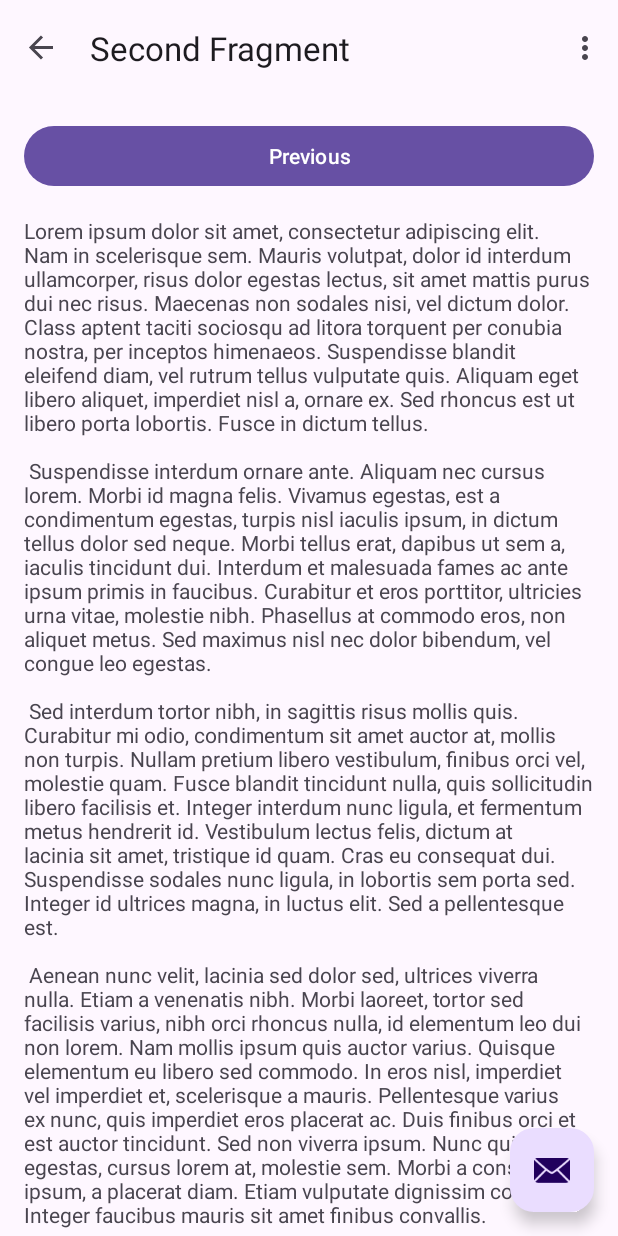
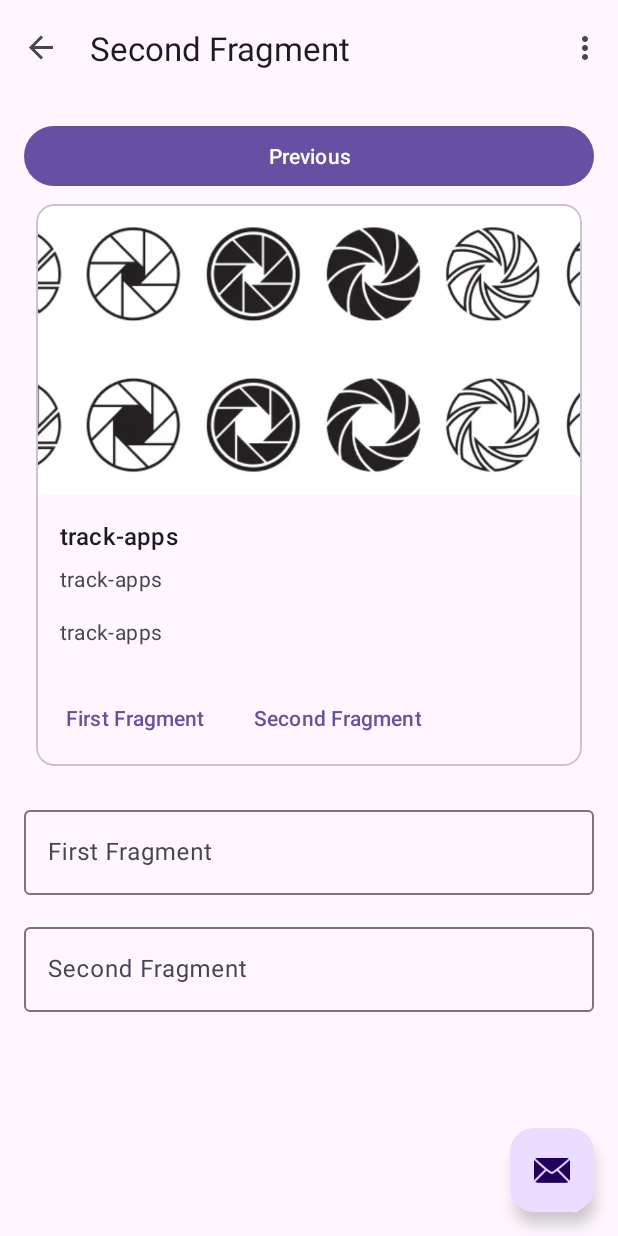
Before and after one commit to rsales/track-apps, an Android app: the SecondFragment screen opened through its navigation route, on a phone screen of 412 x 824 dp. Run offline under Robolectric (Android 15) with nearby library versions, the phone set to English and light mode, and no system bars; our stand-ins replace navigation-ui.

Commit message:
Add first elements material design 3.

```diff
--- a/app/src/main/java/br/com/salescreations/track_apps/MainActivity.kt
+++ b/app/src/main/java/br/com/salescreations/track_apps/MainActivity.kt
@@ -49,6 +49,7 @@ class MainActivity : AppCompatActivity() {
 		// as you specify a parent activity in AndroidManifest.xml.
 		return when (item.itemId) {
 			R.id.action_settings -> true
+			R.id.action_hello -> true
 			else -> super.onOptionsItemSelected(item)
 		}
 	}
--- a/app/src/main/java/br/com/salescreations/track_apps/SecondFragment.kt
+++ b/app/src/main/java/br/com/salescreations/track_apps/SecondFragment.kt
@@ -5,6 +5,7 @@ import androidx.fragment.app.Fragment
 import android.view.LayoutInflater
 import android.view.View
 import android.view.ViewGroup
+import android.widget.ImageView
 import androidx.navigation.fragment.findNavController
 import br.com.salescreations.track_apps.databinding.FragmentSecondBinding
 
--- a/app/src/main/res/layout/activity_main.xml
+++ b/app/src/main/res/layout/activity_main.xml
@@ -28,6 +28,7 @@
 		android:layout_gravity="bottom|end"
 		android:layout_marginEnd="@dimen/fab_margin"
 		android:layout_marginBottom="16dp"
+		android:contentDescription="@string/app_name"
 		app:srcCompat="@android:drawable/ic_dialog_email" />
 
 </androidx.coordinatorlayout.widget.CoordinatorLayout>
--- a/app/src/main/res/layout/fragment_second.xml
+++ b/app/src/main/res/layout/fragment_second.xml
@@ -16,20 +16,122 @@
 			android:layout_width="0dp"
 			android:layout_height="wrap_content"
 			android:text="@string/previous"
-			app:layout_constraintBottom_toTopOf="@id/textview_second"
 			app:layout_constraintEnd_toEndOf="parent"
 			app:layout_constraintStart_toStartOf="parent"
 			app:layout_constraintTop_toTopOf="parent" />
 
-		<TextView
-			android:id="@+id/textview_second"
-			android:layout_width="wrap_content"
+		<com.google.android.material.card.MaterialCardView
+			android:id="@+id/card"
+			android:layout_width="match_parent"
+			android:layout_height="wrap_content"
+			android:layout_margin="8dp"
+			android:layout_marginTop="16dp"
+			app:layout_constraintEnd_toEndOf="parent"
+			app:layout_constraintStart_toStartOf="parent"
+			app:layout_constraintTop_toBottomOf="@+id/button_second" >
+
+			<LinearLayout
+				android:layout_width="match_parent"
+				android:layout_height="wrap_content"
+				android:orientation="vertical">
+
+				<!-- Media -->
+				<ImageView
+					android:layout_width="match_parent"
+					android:layout_height="194dp"
+					android:contentDescription="@string/app_name"
+					android:scaleType="centerCrop"
+					app:srcCompat="@drawable/header_photograph" />
+
+				<LinearLayout
+					android:layout_width="match_parent"
+					android:layout_height="wrap_content"
+					android:orientation="vertical"
+					android:padding="16dp">
+
+					<!-- Title, secondary and supporting text -->
+					<TextView
+						android:layout_width="wrap_content"
+						android:layout_height="wrap_content"
+						android:text="@string/app_name"
+						android:textAppearance="?attr/textAppearanceTitleMedium" />
+
+					<TextView
+						android:layout_width="wrap_content"
+						android:layout_height="wrap_content"
+						android:layout_marginTop="8dp"
+						android:text="@string/app_name"
+						android:textAppearance="?attr/textAppearanceBodyMedium"
+						android:textColor="?android:attr/textColorSecondary" />
+
+					<TextView
+						android:layout_width="wrap_content"
+						android:layout_height="wrap_content"
+						android:layout_marginTop="16dp"
+						android:text="@string/app_name"
+						android:textAppearance="?attr/textAppearanceBodyMedium"
+						android:textColor="?android:attr/textColorSecondary" />
+
+				</LinearLayout>
+
+				<!-- Buttons -->
+				<LinearLayout
+					android:layout_width="wrap_content"
+					android:layout_height="wrap_content"
+					android:layout_margin="8dp"
+					android:orientation="horizontal">
+
+					<com.google.android.material.button.MaterialButton
+						style="?attr/borderlessButtonStyle"
+						android:layout_width="wrap_content"
+						android:layout_height="wrap_content"
+						android:layout_marginEnd="8dp"
+						android:text="@string/first_fragment_label" />
+
+					<com.google.android.material.button.MaterialButton
+						style="?attr/borderlessButtonStyle"
+						android:layout_width="wrap_content"
+						android:layout_height="wrap_content"
+						android:text="@string/second_fragment_label" />
+				</LinearLayout>
+
+			</LinearLayout>
+
+		</com.google.android.material.card.MaterialCardView>
+
+		<com.google.android.material.textfield.TextInputLayout
+			android:id="@+id/textField"
+			android:layout_width="0dp"
+			android:layout_height="wrap_content"
+			android:layout_marginTop="24dp"
+			android:hint="@string/first_fragment_label"
+			android:visibility="visible"
+			app:layout_constraintEnd_toEndOf="parent"
+			app:layout_constraintStart_toStartOf="parent"
+			app:layout_constraintTop_toBottomOf="@+id/card">
+
+			<com.google.android.material.textfield.TextInputEditText
+				android:layout_width="match_parent"
+				android:layout_height="wrap_content" />
+
+		</com.google.android.material.textfield.TextInputLayout>
+
+		<com.google.android.material.textfield.TextInputLayout
+			android:id="@+id/textFieldTwo"
+			android:layout_width="0dp"
 			android:layout_height="wrap_content"
 			android:layout_marginTop="16dp"
-			android:text="@string/lorem_ipsum"
+			android:hint="@string/second_fragment_label"
+			android:visibility="visible"
 			app:layout_constraintBottom_toBottomOf="parent"
 			app:layout_constraintEnd_toEndOf="parent"
 			app:layout_constraintStart_toStartOf="parent"
-			app:layout_constraintTop_toBottomOf="@id/button_second" />
+			app:layout_constraintTop_toBottomOf="@+id/textField">
+
+			<com.google.android.material.textfield.TextInputEditText
+				android:layout_width="match_parent"
+				android:layout_height="wrap_content" />
+		</com.google.android.material.textfield.TextInputLayout>
+
 	</androidx.constraintlayout.widget.ConstraintLayout>
 </androidx.core.widget.NestedScrollView>
--- a/app/src/main/res/menu/menu_main.xml
+++ b/app/src/main/res/menu/menu_main.xml
@@ -7,4 +7,9 @@
 		android:orderInCategory="100"
 		android:title="@string/action_settings"
 		app:showAsAction="never" />
+	<item
+		android:id="@+id/action_hello"
+		android:orderInCategory="100"
+		android:title="@string/hello"
+		app:showAsAction="never" />
 </menu>
--- a/app/src/main/res/values/colors.xml
+++ b/app/src/main/res/values/colors.xml
@@ -1,5 +1,5 @@
 <?xml version="1.0" encoding="utf-8"?>
 <resources>
-    <color name="black">#FF000000</color>
-    <color name="white">#FFFFFFFF</color>
+	<color name="black">#FF000000</color>
+	<color name="white">#FFFFFFFF</color>
 </resources>
--- a/app/src/main/res/values/strings.xml
+++ b/app/src/main/res/values/strings.xml
@@ -6,6 +6,7 @@
 	<string name="second_fragment_label">Second Fragment</string>
 	<string name="next">Next</string>
 	<string name="previous">Previous</string>
+	<string name="hello">Hello World</string>
 
 	<string name="lorem_ipsum">
 		Lorem ipsum dolor sit amet, consectetur adipiscing elit. Nam in scelerisque sem. Mauris
```
Also changed, not shown: app/src/main/AndroidManifest.xml (indentation only), app/src/main/java/br/com/salescreations/track_apps/FirstFragment.kt (indentation only), app/src/main/res/drawable/header_photograph.webp (added), app/src/main/res/navigation/nav_graph.xml (indentation only). Lines whose indentation alone changed are shown as unchanged.
